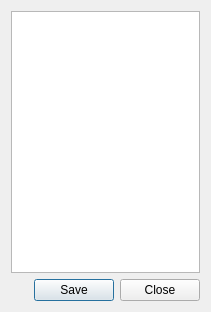
Before: the Qt Designer form regionsdialog.ui in rust3128/Stamps, drawn with Qt 5.
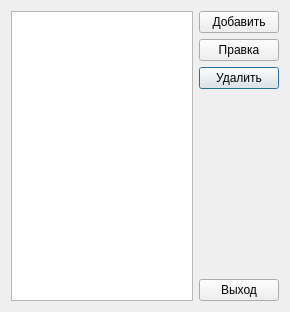
After: the same form once the commit is applied.

```diff
--- a/regionsdialog.ui
+++ b/regionsdialog.ui
@@ -6,7 +6,7 @@
    <rect>
     <x>0</x>
     <y>0</y>
-    <width>211</width>
+    <width>290</width>
     <height>312</height>
    </rect>
   </property>
@@ -14,13 +14,44 @@
    <string>Dialog</string>
   </property>
   <layout class="QGridLayout" name="gridLayout">
-   <item row="0" column="0" rowspan="2" colspan="2">
-    <widget class="QListView" name="listView"/>
+   <item row="0" column="0" rowspan="5" colspan="2">
+    <widget class="QListView" name="listView">
+     <property name="editTriggers">
+      <set>QAbstractItemView::NoEditTriggers</set>
+     </property>
+     <property name="alternatingRowColors">
+      <bool>true</bool>
+     </property>
+     <property name="selectionBehavior">
+      <enum>QAbstractItemView::SelectRows</enum>
+     </property>
+    </widget>
    </item>
-   <item row="2" column="1">
-    <widget class="QDialogButtonBox" name="buttonBox">
-     <property name="standardButtons">
-      <set>QDialogButtonBox::Close|QDialogButtonBox::Save</set>
+   <item row="2" column="2">
+    <widget class="QPushButton" name="pbDel">
+     <property name="text">
+      <string>Удалить</string>
+     </property>
+    </widget>
+   </item>
+   <item row="1" column="2">
+    <widget class="QPushButton" name="pbEdit">
+     <property name="text">
+      <string>Правка</string>
+     </property>
+    </widget>
+   </item>
+   <item row="0" column="2">
+    <widget class="QPushButton" name="pbAdd">
+     <property name="text">
+      <string>Добавить</string>
+     </property>
+    </widget>
+   </item>
+   <item row="4" column="2">
+    <widget class="QPushButton" name="pbExit">
+     <property name="text">
+      <string>Выход</string>
      </property>
     </widget>
    </item>
```
